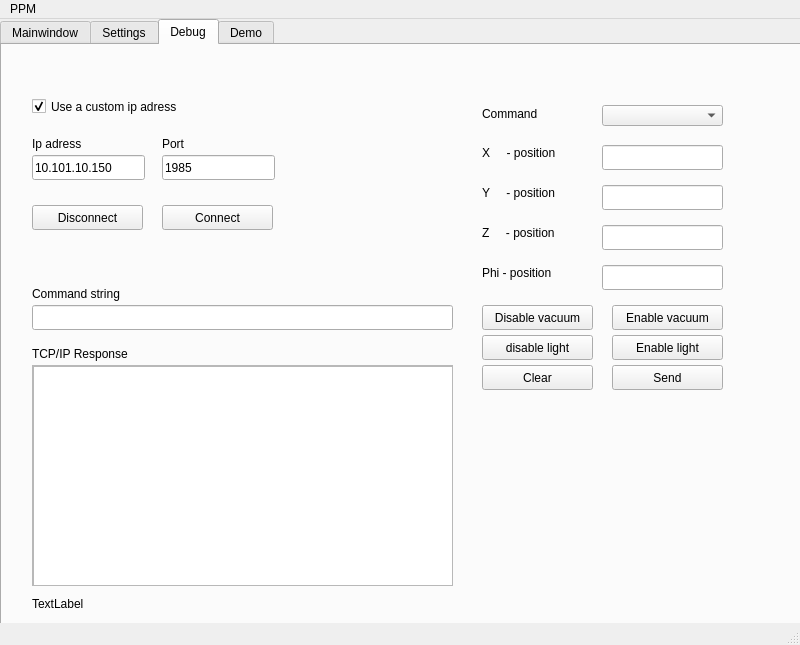
First picture: the form in mainwindow.ui, repository Fontys-PPM/PC-Interface, before the edit.
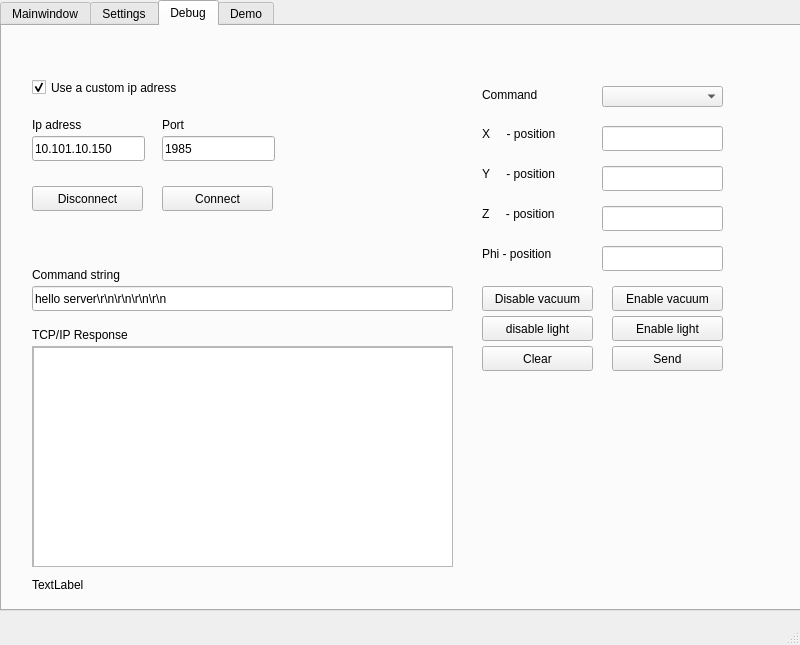
Second picture: the form after the edit. The open tabs and pages were chosen to show the change. Icons and pictures are not drawn.

Commit message: send button now sends the command string

Diff of the .ui file:
```diff
--- a/mainwindow.ui
+++ b/mainwindow.ui
@@ -555,7 +555,7 @@
        </rect>
       </property>
       <property name="text">
-       <string/>
+       <string>hello server\r\n\r\n\r\n\r\n</string>
       </property>
       <property name="readOnly">
        <bool>true</bool>
@@ -620,12 +620,6 @@
      <height>22</height>
     </rect>
    </property>
-   <widget class="QMenu" name="menuPPM">
-    <property name="title">
-     <string>PPM</string>
-    </property>
-   </widget>
-   <addaction name="menuPPM"/>
   </widget>
   <widget class="QStatusBar" name="statusbar"/>
  </widget>
```
Left out of the diff: 8 changed lines with no effect on the pictures. The commit also changes 5 other files.
